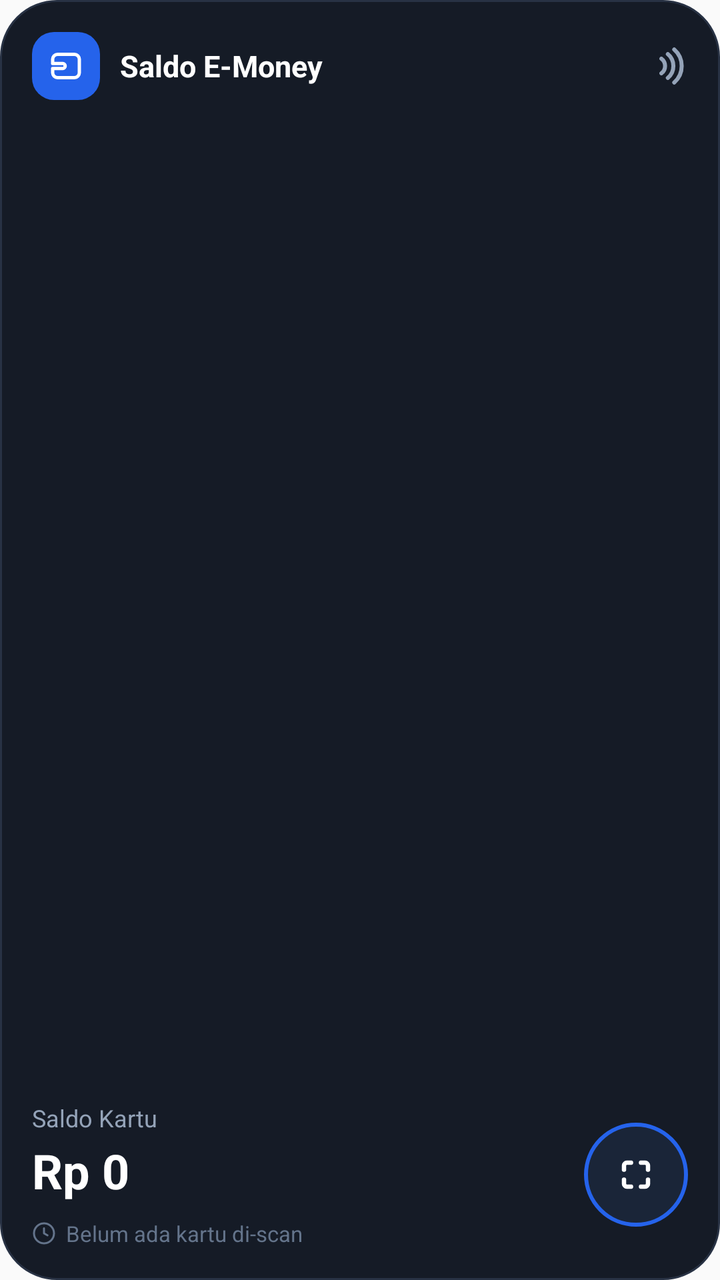
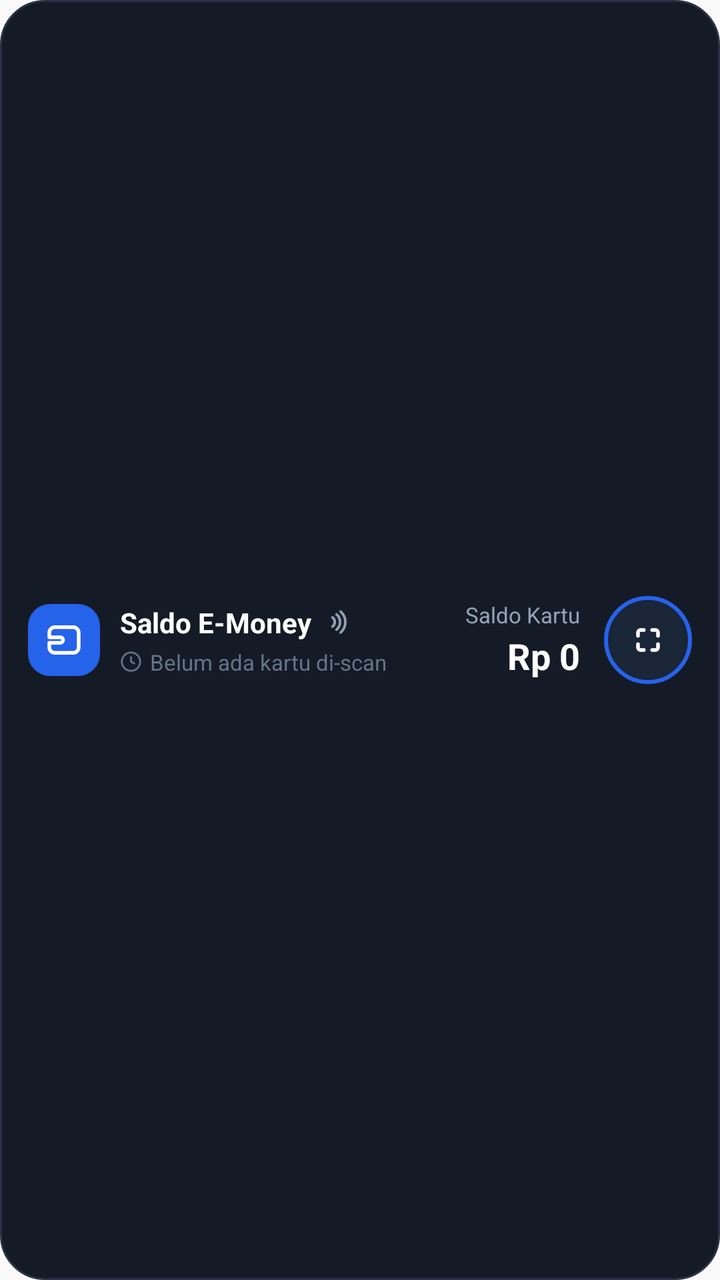

Screens rendered from an Android XML layout before and after an edit, with the pre-edit source and the edit as a unified diff.
<!-- AndroidManifest.xml: application theme Theme.Expense_tracker -->
<!-- res/layout/widget_emoney_card.xml -->
<?xml version="1.0" encoding="utf-8"?>
<LinearLayout xmlns:android="http://schemas.android.com/apk/res/android"
    android:id="@+id/widget_root"
    android:layout_width="match_parent"
    android:layout_height="match_parent"
    android:background="@drawable/bg_widget_card"
    android:orientation="vertical"
    android:padding="16dp">

    
    <LinearLayout
        android:layout_width="match_parent"
        android:layout_height="wrap_content"
        android:gravity="center_vertical"
        android:orientation="horizontal">

        <ImageView
            android:id="@+id/widget_icon"
            android:layout_width="34dp"
            android:layout_height="34dp"
            android:background="@drawable/bg_widget_icon_badge"
            android:contentDescription="@string/widget_emoney_name"
            android:padding="7dp"
            android:src="@drawable/ic_widget_card_badge" />

        <TextView
            android:id="@+id/widget_card_title"
            android:layout_width="0dp"
            android:layout_height="wrap_content"
            android:layout_marginStart="10dp"
            android:layout_weight="1"
            android:ellipsize="end"
            android:maxLines="1"
            android:text="@string/widget_emoney_name"
            android:textColor="#FFFFFF"
            android:textSize="15sp"
            android:textStyle="bold" />

        <ImageView
            android:layout_width="22dp"
            android:layout_height="22dp"
            android:contentDescription="@null"
            android:src="@drawable/ic_widget_contactless" />
    </LinearLayout>

    
    <FrameLayout
        android:id="@+id/widget_spacer"
        android:layout_width="match_parent"
        android:layout_height="0dp"
        android:layout_weight="1" />

    
    <LinearLayout
        android:layout_width="match_parent"
        android:layout_height="wrap_content"
        android:gravity="center_vertical"
        android:orientation="horizontal">

        
        <LinearLayout
            android:layout_width="0dp"
            android:layout_height="wrap_content"
            android:layout_weight="1"
            android:orientation="vertical">

            <TextView
                android:id="@+id/widget_balance_label"
                android:layout_width="wrap_content"
                android:layout_height="wrap_content"
                android:text="@string/widget_balance_label"
                android:textColor="#94A3B8"
                android:textSize="12sp" />

            <TextView
                android:id="@+id/widget_balance_amount"
                android:layout_width="wrap_content"
                android:layout_height="wrap_content"
                android:layout_marginTop="2dp"
                android:ellipsize="end"
                android:maxLines="1"
                android:text="@string/widget_default_balance"
                android:textColor="#FFFFFF"
                android:textSize="24sp"
                android:textStyle="bold" />

            
            <LinearLayout
                android:layout_width="wrap_content"
                android:layout_height="wrap_content"
                android:layout_marginTop="8dp"
                android:gravity="center_vertical"
                android:orientation="horizontal">

                <ImageView
                    android:layout_width="12dp"
                    android:layout_height="12dp"
                    android:contentDescription="@null"
                    android:src="@drawable/ic_widget_clock" />

                <TextView
                    android:id="@+id/widget_last_scanned"
                    android:layout_width="wrap_content"
                    android:layout_height="wrap_content"
                    android:layout_marginStart="5dp"
                    android:ellipsize="end"
                    android:maxLines="1"
                    android:text="@string/nfc_no_card_scanned"
                    android:textColor="#64748B"
                    android:textSize="11sp" />
            </LinearLayout>
        </LinearLayout>

        
        <ImageView
            android:id="@+id/widget_btn_scan"
            android:layout_width="52dp"
            android:layout_height="52dp"
            android:layout_marginStart="12dp"
            android:background="@drawable/bg_widget_scan_circle"
            android:contentDescription="@string/nfc_tap_to_scan"
            android:padding="14dp"
            android:src="@drawable/ic_widget_viewfinder" />
    </LinearLayout>

</LinearLayout>
<!-- resources referenced by this layout -->
<resources>
  <!-- drawable bg_widget_card (drawable) -->
  <?xml version="1.0" encoding="utf-8"?>
  <shape xmlns:android="http://schemas.android.com/apk/res/android"
      android:shape="rectangle">
      <solid android:color="#151B26" />
      <corners android:radius="28dp" />
      <stroke
          android:width="1dp"
          android:color="#283244" />
  </shape>
  <!-- drawable bg_widget_icon_badge (drawable) -->
  <?xml version="1.0" encoding="utf-8"?>
  <shape xmlns:android="http://schemas.android.com/apk/res/android"
      android:shape="rectangle">
      <solid android:color="#2563EB" />
      <corners android:radius="11dp" />
  </shape>
  <!-- drawable bg_widget_scan_circle (drawable) -->
  <?xml version="1.0" encoding="utf-8"?>
  <shape xmlns:android="http://schemas.android.com/apk/res/android"
      android:shape="oval">
      <solid android:color="#1A2538" />
      <stroke
          android:width="2dp"
          android:color="#2563EB" />
  </shape>
  <!-- drawable ic_widget_card_badge (drawable) -->
  <vector xmlns:android="http://schemas.android.com/apk/res/android"
      android:width="20dp"
      android:height="20dp"
      android:viewportWidth="24"
      android:viewportHeight="24">
      <path
          android:pathData="M7,5 L17,5 A3,3 0 0,1 20,8 L20,16 A3,3 0 0,1 17,19 L7,19 A3,3 0 0,1 4,16 L4,13.5 L10,13.5 A1.5,1.5 0 0,0 10,10.5 L4,10.5 L4,8 A3,3 0 0,1 7,5 Z"
          android:strokeColor="#FFFFFF"
          android:strokeWidth="2"
          android:strokeLineCap="round"
          android:strokeLineJoin="round" />
  </vector>
  <!-- drawable ic_widget_clock (drawable) -->
  <vector xmlns:android="http://schemas.android.com/apk/res/android"
      android:width="14dp"
      android:height="14dp"
      android:viewportWidth="24"
      android:viewportHeight="24">
      
      <path
          android:pathData="M12,2 A10,10 0 1,0 22,12 A10,10 0 0,0 12,2 Z"
          android:strokeColor="#64748B"
          android:strokeWidth="2" />
      
      <path
          android:pathData="M12,7 L12,12 L15.5,14"
          android:strokeColor="#64748B"
          android:strokeWidth="2"
          android:strokeLineCap="round"
          android:strokeLineJoin="round" />
  </vector>
  <!-- drawable ic_widget_contactless (drawable) -->
  <vector xmlns:android="http://schemas.android.com/apk/res/android"
      android:width="22dp"
      android:height="22dp"
      android:viewportWidth="24"
      android:viewportHeight="24">
      <path
          android:pathData="M9.5,8 A5,5 0 0,1 9.5,16"
          android:strokeColor="#94A3B8"
          android:strokeWidth="2.2"
          android:strokeLineCap="round" />
      <path
          android:pathData="M13,5.5 A8.5,8.5 0 0,1 13,18.5"
          android:strokeColor="#94A3B8"
          android:strokeWidth="2.2"
          android:strokeLineCap="round" />
      <path
          android:pathData="M16.5,3 A12,12 0 0,1 16.5,21"
          android:strokeColor="#94A3B8"
          android:strokeWidth="2.2"
          android:strokeLineCap="round" />
  </vector>
  <string name="nfc_no_card_scanned">Belum ada kartu di-scan</string>
  <string name="nfc_tap_to_scan">Tap untuk Scan</string>
  <string name="widget_balance_label">Saldo Kartu</string>
  <string name="widget_default_balance">Rp 0</string>
  <string name="widget_emoney_name">Saldo E-Money</string>
  <style name="Theme.Expense_tracker" parent="Theme.AppCompat.Light.NoActionBar" />
  <!-- unchanged entries left out for length: 1 -->
</resources>

<!-- the commit's change to res/layout/widget_emoney_card.xml (unified diff, before → after) -->
@@ -4,123 +4,120 @@
     android:layout_width="match_parent"
     android:layout_height="match_parent"
     android:background="@drawable/bg_widget_card"
-    android:orientation="vertical"
-    android:padding="16dp">
+    android:gravity="center_vertical"
+    android:orientation="horizontal"
+    android:paddingStart="14dp"
+    android:paddingTop="8dp"
+    android:paddingEnd="14dp"
+    android:paddingBottom="8dp">
+
+    
+    <ImageView
+        android:id="@+id/widget_icon"
+        android:layout_width="36dp"
+        android:layout_height="36dp"
+        android:background="@drawable/bg_widget_icon_badge"
+        android:contentDescription="@string/widget_emoney_name"
+        android:padding="7dp"
+        android:src="@drawable/ic_widget_card_badge" />
 
     
     <LinearLayout
-        android:layout_width="match_parent"
+        android:layout_width="0dp"
         android:layout_height="wrap_content"
-        android:gravity="center_vertical"
-        android:orientation="horizontal">
+        android:layout_marginStart="10dp"
+        android:layout_weight="1"
+        android:orientation="vertical">
 
-        <ImageView
-            android:id="@+id/widget_icon"
-            android:layout_width="34dp"
-            android:layout_height="34dp"
-            android:background="@drawable/bg_widget_icon_badge"
-            android:contentDescription="@string/widget_emoney_name"
-            android:padding="7dp"
-            android:src="@drawable/ic_widget_card_badge" />
+        <LinearLayout
+            android:layout_width="wrap_content"
+            android:layout_height="wrap_content"
+            android:gravity="center_vertical"
+            android:orientation="horizontal">
 
-        <TextView
-            android:id="@+id/widget_card_title"
-            android:layout_width="0dp"
+            <TextView
+                android:id="@+id/widget_card_title"
+                android:layout_width="wrap_content"
+                android:layout_height="wrap_content"
+                android:ellipsize="end"
+                android:maxLines="1"
+                android:text="@string/widget_emoney_name"
+                android:textColor="#FFFFFF"
+                android:textSize="14sp"
+                android:textStyle="bold" />
+
+            <ImageView
+                android:layout_width="14dp"
+                android:layout_height="14dp"
+                android:layout_marginStart="5dp"
+                android:contentDescription="@null"
+                android:src="@drawable/ic_widget_contactless" />
+        </LinearLayout>
+
+        <LinearLayout
+            android:layout_width="wrap_content"
             android:layout_height="wrap_content"
-            android:layout_marginStart="10dp"
-            android:layout_weight="1"
-            android:ellipsize="end"
-            android:maxLines="1"
-            android:text="@string/widget_emoney_name"
-            android:textColor="#FFFFFF"
-            android:textSize="15sp"
-            android:textStyle="bold" />
+            android:layout_marginTop="3dp"
+            android:gravity="center_vertical"
+            android:orientation="horizontal">
 
-        <ImageView
-            android:layout_width="22dp"
-            android:layout_height="22dp"
-            android:contentDescription="@null"
-            android:src="@drawable/ic_widget_contactless" />
+            <ImageView
+                android:layout_width="11dp"
+                android:layout_height="11dp"
+                android:contentDescription="@null"
+                android:src="@drawable/ic_widget_clock" />
+
+            <TextView
+                android:id="@+id/widget_last_scanned"
+                android:layout_width="wrap_content"
+                android:layout_height="wrap_content"
+                android:layout_marginStart="4dp"
+                android:ellipsize="end"
+                android:maxLines="1"
+                android:text="@string/nfc_no_card_scanned"
+                android:textColor="#64748B"
+                android:textSize="11sp" />
+        </LinearLayout>
     </LinearLayout>
 
     
-    <FrameLayout
-        android:id="@+id/widget_spacer"
-        android:layout_width="match_parent"
-        android:layout_height="0dp"
-        android:layout_weight="1" />
+    <LinearLayout
+        android:layout_width="wrap_content"
+        android:layout_height="wrap_content"
+        android:layout_marginStart="8dp"
+        android:layout_marginEnd="12dp"
+        android:gravity="end"
+        android:orientation="vertical">
+
+        <TextView
+            android:id="@+id/widget_balance_label"
+            android:layout_width="wrap_content"
+            android:layout_height="wrap_content"
+            android:text="@string/widget_balance_label"
+            android:textColor="#94A3B8"
+            android:textSize="11sp" />
+
+        <TextView
+            android:id="@+id/widget_balance_amount"
+            android:layout_width="wrap_content"
+            android:layout_height="wrap_content"
+            android:layout_marginTop="1dp"
+            android:ellipsize="end"
+            android:maxLines="1"
+            android:text="@string/widget_default_balance"
+            android:textColor="#FFFFFF"
+            android:textSize="18sp"
+            android:textStyle="bold" />
+    </LinearLayout>
 
     
-    <LinearLayout
-        android:layout_width="match_parent"
-        android:layout_height="wrap_content"
-        android:gravity="center_vertical"
-        android:orientation="horizontal">
-
-        
-        <LinearLayout
-            android:layout_width="0dp"
-            android:layout_height="wrap_content"
-            android:layout_weight="1"
-            android:orientation="vertical">
-
-            <TextView
-                android:id="@+id/widget_balance_label"
-                android:layout_width="wrap_content"
-                android:layout_height="wrap_content"
-                android:text="@string/widget_balance_label"
-                android:textColor="#94A3B8"
-                android:textSize="12sp" />
-
-            <TextView
-                android:id="@+id/widget_balance_amount"
-                android:layout_width="wrap_content"
-                android:layout_height="wrap_content"
-                android:layout_marginTop="2dp"
-                android:ellipsize="end"
-                android:maxLines="1"
-                android:text="@string/widget_default_balance"
-                android:textColor="#FFFFFF"
-                android:textSize="24sp"
-                android:textStyle="bold" />
-
-            
-            <LinearLayout
-                android:layout_width="wrap_content"
-                android:layout_height="wrap_content"
-                android:layout_marginTop="8dp"
-                android:gravity="center_vertical"
-                android:orientation="horizontal">
-
-                <ImageView
-                    android:layout_width="12dp"
-                    android:layout_height="12dp"
-                    android:contentDescription="@null"
-                    android:src="@drawable/ic_widget_clock" />
-
-                <TextView
-                    android:id="@+id/widget_last_scanned"
-                    android:layout_width="wrap_content"
-                    android:layout_height="wrap_content"
-                    android:layout_marginStart="5dp"
-                    android:ellipsize="end"
-                    android:maxLines="1"
-                    android:text="@string/nfc_no_card_scanned"
-                    android:textColor="#64748B"
-                    android:textSize="11sp" />
-            </LinearLayout>
-        </LinearLayout>
-
-        
-        <ImageView
-            android:id="@+id/widget_btn_scan"
-            android:layout_width="52dp"
-            android:layout_height="52dp"
-            android:layout_marginStart="12dp"
-            android:background="@drawable/bg_widget_scan_circle"
-            android:contentDescription="@string/nfc_tap_to_scan"
-            android:padding="14dp"
-            android:src="@drawable/ic_widget_viewfinder" />
-    </LinearLayout>
+    <ImageView
+        android:id="@+id/widget_btn_scan"
+        android:layout_width="44dp"
+        android:layout_height="44dp"
+        android:background="@drawable/bg_widget_scan_circle"
+        android:contentDescription="@string/nfc_tap_to_scan"
+        android:padding="12dp"
+        android:src="@drawable/ic_widget_viewfinder" />
 
 </LinearLayout>
<!-- resource entries referenced after the edit -->
@@ -5,7 +5,7 @@
   <shape xmlns:android="http://schemas.android.com/apk/res/android"
       android:shape="rectangle">
       <solid android:color="#151B26" />
-      <corners android:radius="28dp" />
+      <corners android:radius="22dp" />
       <stroke
           android:width="1dp"
           android:color="#283244" />
